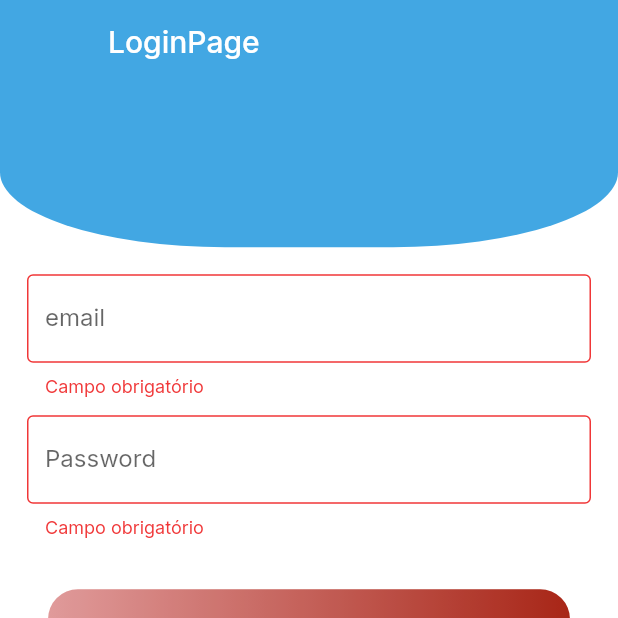
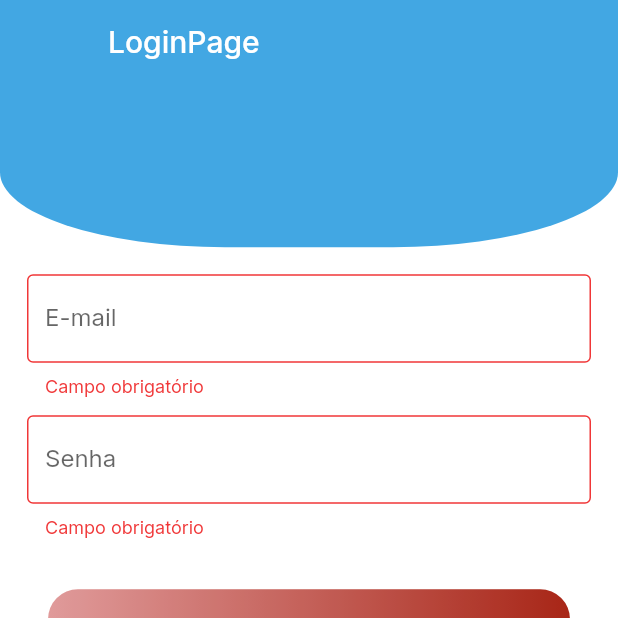
Before and after one commit to RafaelMunareto/flutterPadrao, a Flutter app: the screen it shows after launch, on a phone screen of 412 x 824 dp, the top half of it. Run offline on Flutter 3.47's test engine with Material 2 defaults, Android fonts, the light colour scheme and no system bars; our stand-ins replace cloud_firestore, firebase_auth, firebase_core, firebase_dynamic_links, flutter_mobx, flutter_modular and 5 more; accounts and stored records are empty; generated files the repository leaves out were written again.

Commit message:
ajuste do bug do chip e do themeChange

```diff
--- a/lib/app/app_widget.dart
+++ b/lib/app/app_widget.dart
@@ -24,6 +24,7 @@ class _AppWidgetState extends State<AppWidget> {
 
   @override
   initState() {
+    changeThemeStorage();
     initDynamicLinks();
     super.initState();
   }
@@ -46,20 +47,16 @@ class _AppWidgetState extends State<AppWidget> {
     });
   }
 
+  void changeThemeStorage() async {
+    await theme.get('theme').then((value) {
+        setState(() {
+          value?[0] == 'dark' ? _themeMode = ThemeMode.dark :  _themeMode = ThemeMode.light;
+        });
+    });
+  }
 
   @override
   Widget build(BuildContext context) {
-
-    theme.get('theme').then((value) {
-      if(value != null){
-        darkLight = value[0];
-      }else{
-        darkLight = 'light';
-      }
-    }).then((value) {
-      darkLight == 'light' ? _themeMode = ThemeMode.light :  _themeMode = ThemeMode.dark;
-    });
-
     return MaterialApp(
       title: 'Flutter Padrão',
       debugShowCheckedModeBanner: false,
--- a/lib/app/modules/auth/change/change_page.dart
+++ b/lib/app/modules/auth/change/change_page.dart
@@ -72,18 +72,18 @@ class ChangePageState extends State<ChangePage> {
                   mainAxisAlignment: MainAxisAlignment.center,
                   children: <Widget>[
                     TextFieldWidget(
-                        labelText: 'Password',
+                        labelText: 'Senha',
                         obscure: true,
                         onChanged: store.client.changePassword,
                         errorText: store.client.validatePassword),
                     TextFieldWidget(
-                        labelText: 'confirmPassword',
+                        labelText: 'Confirma a senha',
                         obscure: true,
                         onChanged: store.client.changeConfirmPassword,
                         errorText: store.client.validateConfirmPassword),
                     Observer(builder: (_) {
                       return ButtonWidget(
-                          label: 'ALTERA SENHA',
+                          label: 'ALTERAR',
                           loading: store.loading,
                           function:
                           store.client.isValidChangePassword ? store.submit : null);
--- a/lib/app/modules/auth/login/login_page.dart
+++ b/lib/app/modules/auth/login/login_page.dart
@@ -28,7 +28,7 @@ class LoginPageState extends State<LoginPage> {
     autorun(
       (_) {
         if(store.msg != ''){
-          SnackbarCustom().createSnackBareErrOrGoal(_scaffoldKey, message:store.msg, errOrGoal:false);
+          SnackbarCustom().createSnackBareErrOrGoal(_scaffoldKey, message:store.msg, errOrGoal:store.errOrGoal);
           store.setMsg('');
         }
       },
@@ -66,11 +66,11 @@ class LoginPageState extends State<LoginPage> {
                   mainAxisAlignment: MainAxisAlignment.center,
                   children: <Widget>[
                     TextFieldWidget(
-                        labelText: 'email',
+                        labelText: 'E-mail',
                         onChanged: store.client.changeEmail,
                         errorText: store.client.validateEmail),
                     TextFieldWidget(
-                        labelText: 'Password',
+                        labelText: 'Senha',
                         obscure: true,
                         onChanged: store.client.changePassword,
                         errorText: store.client.validatePassword),
--- a/lib/app/shared/auth/repositories/auth_repository.dart
+++ b/lib/app/shared/auth/repositories/auth_repository.dart
@@ -70,6 +70,8 @@ class AuthRepository implements IAuthRepository {
       if (user != null && !getUser().emailVerified) {
         await user.sendEmailVerification(actionCodeSettings);
       }
+      firebaseUser.user!.updatePhotoURL(
+          'https://firebasestorage.googleapis.com/v0/b/flutterpadrao.appspot.com/o/perfil%2Fbancario1.png?alt=media&token=ff79a9b9-7f1e-4e53-98c7-824324f74935');
       firebaseUser.user!.updateDisplayName(name).then((value) {
         db.collection('usuarios').doc(auth.currentUser!.uid).set({
           "name": name,
--- a/lib/app/shared/components/app_bar_widget.dart
+++ b/lib/app/shared/components/app_bar_widget.dart
@@ -7,7 +7,7 @@ class AppBarWidget extends StatelessWidget with PreferredSizeWidget {
   final double size;
   final dynamic context;
   final dynamic controller;
-  final User? user;
+  final dynamic user;
   final bool settings;
   final bool back;
   final String rota;
@@ -18,7 +18,7 @@ class AppBarWidget extends StatelessWidget with PreferredSizeWidget {
       this.size = 200,
       this.context,
       this.controller,
-      this.user,
+      this.user='',
       this.settings = false,
       this.back = true,
       this.rota = '/auth'})
@@ -53,11 +53,11 @@ class AppBarWidget extends StatelessWidget with PreferredSizeWidget {
       icon: const Icon(Icons.more_vert),
       itemBuilder: (BuildContext context) => <PopupMenuEntry>[
        PopupMenuItem(
-          child:   user != null ? InputChip(
+          child:   user != '' ? InputChip(
             avatar: CircleAvatar(
-              backgroundImage: NetworkImage(user!.photoURL.toString()),
+              backgroundImage: NetworkImage(user.photoURL.toString()),
             ),
-            label: Text(user!.displayName ?? ''),
+            label: Text(user.displayName),
           ) : Container(),
         ),
         PopupMenuItem(
```
Also changed, not shown: lib/app/modules/auth/login/login_store.dart (+5 -2 lines).
